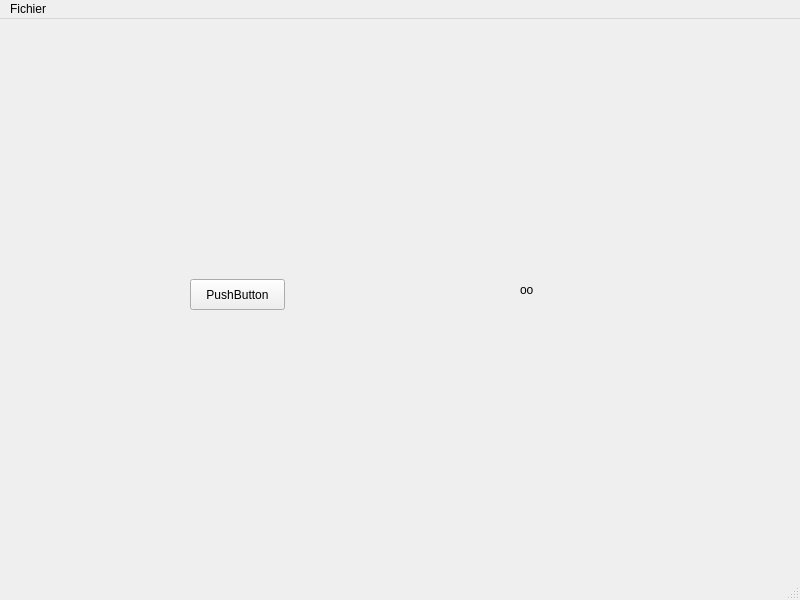
Qt form clustershell_IHM/clustershell_IHM.ui (gdubroeucq/Clustershell_G-G) before a commit.
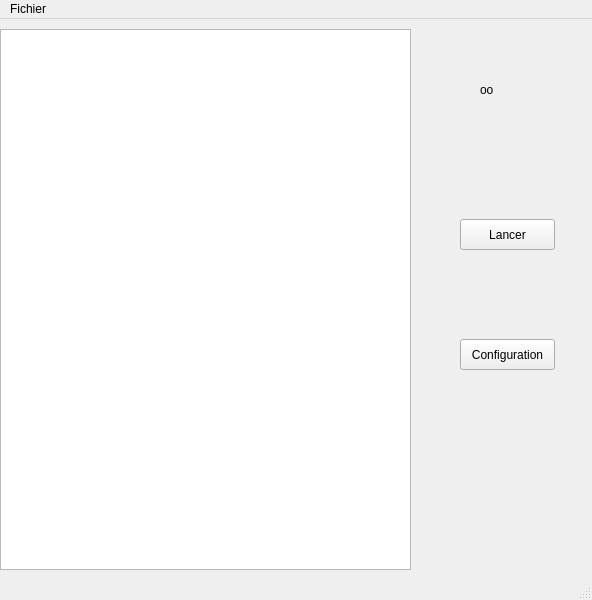
The same form after that commit.

Patch:
```diff
--- a/clustershell_IHM/clustershell_IHM.ui
+++ b/clustershell_IHM/clustershell_IHM.ui
@@ -6,7 +6,7 @@
    <rect>
     <x>0</x>
     <y>0</y>
-    <width>800</width>
+    <width>592</width>
     <height>600</height>
    </rect>
   </property>
@@ -17,21 +17,21 @@
    <widget class="QPushButton" name="pushButton">
     <property name="geometry">
      <rect>
-      <x>190</x>
-      <y>260</y>
+      <x>460</x>
+      <y>320</y>
       <width>95</width>
       <height>31</height>
      </rect>
     </property>
     <property name="text">
-     <string>PushButton</string>
+     <string>Configuration</string>
     </property>
    </widget>
    <widget class="QLabel" name="label">
     <property name="geometry">
      <rect>
-      <x>520</x>
-      <y>260</y>
+      <x>480</x>
+      <y>60</y>
       <width>66</width>
       <height>21</height>
      </rect>
@@ -40,13 +40,36 @@
      <string>oo</string>
     </property>
    </widget>
+   <widget class="QPushButton" name="pushButton_2">
+    <property name="geometry">
+     <rect>
+      <x>460</x>
+      <y>200</y>
+      <width>95</width>
+      <height>31</height>
+     </rect>
+    </property>
+    <property name="text">
+     <string>Lancer</string>
+    </property>
+   </widget>
+   <widget class="QListWidget" name="listWidget">
+    <property name="geometry">
+     <rect>
+      <x>0</x>
+      <y>10</y>
+      <width>411</width>
+      <height>541</height>
+     </rect>
+    </property>
+   </widget>
   </widget>
   <widget class="QMenuBar" name="menubar">
    <property name="geometry">
     <rect>
      <x>0</x>
      <y>0</y>
-     <width>800</width>
+     <width>592</width>
      <height>27</height>
     </rect>
    </property>
```
